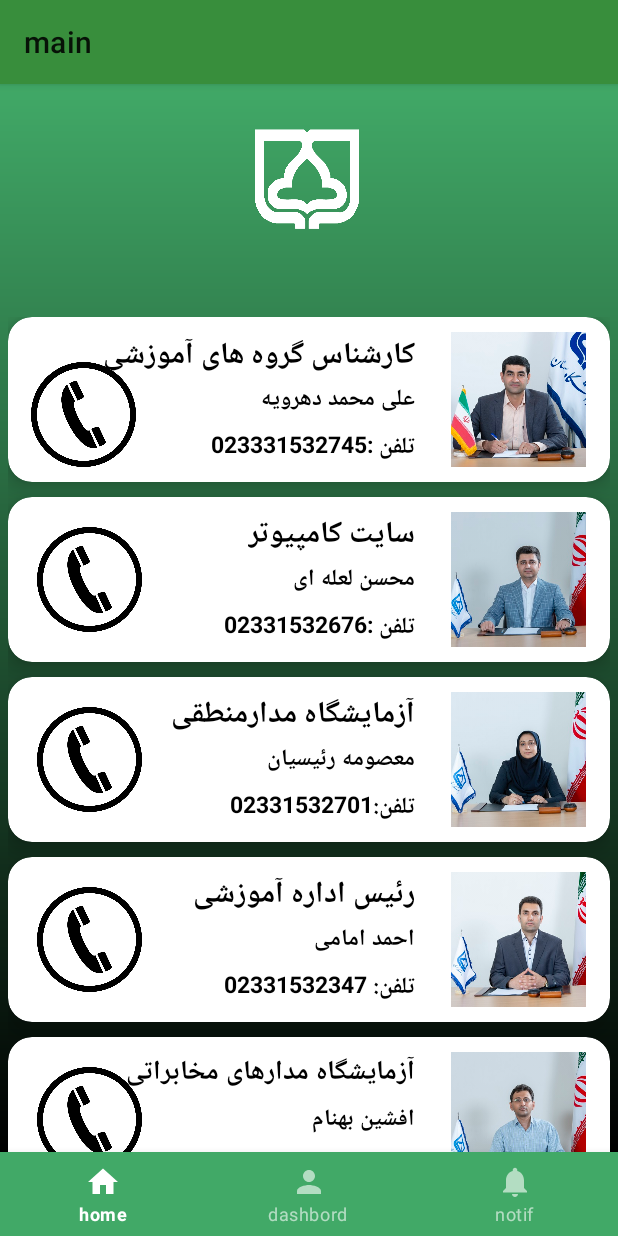
After one commit to Amirft79/semnanuni, an Android app: the PhoneFragment screen opened through its navigation route, on a phone screen of 412 x 824 dp. The commit adds this screen. Run offline under Robolectric (Android 15) with nearby library versions, the phone set to English and light mode, and no system bars; our stand-ins replace navigation-ui.

Commit message:
commit for the PhoneFragment.kt and adding to the navigation

```diff
--- a/app/src/main/java/ir/ac/semnan/golestan/app/mysemnanuni/ui/DashboardFragment.kt
+++ b/app/src/main/java/ir/ac/semnan/golestan/app/mysemnanuni/ui/DashboardFragment.kt
@@ -61,7 +61,9 @@ class DashboardFragment : Fragment() {
             val action=DashboardFragmentDirections.actionDashboardFragmentToInternetFragment()
             navController.navigate(action)
         }
-
-
+        binding.card4.setOnClickListener {
+            val action=DashboardFragmentDirections.actionDashboardFragmentToPhoneFragment()
+            navController.navigate(action)
+        }
     }
 }
--- /dev/null
+++ b/app/src/main/java/ir/ac/semnan/golestan/app/mysemnanuni/ui/PhoneFragment.kt
@@ -0,0 +1,33 @@
+package ir.ac.semnan.golestan.app.mysemnanuni.ui
+
+import android.os.Bundle
+import androidx.fragment.app.Fragment
+import android.view.LayoutInflater
+import android.view.View
+import android.view.ViewGroup
+import ir.ac.semnan.golestan.app.mysemnanuni.R
+import ir.ac.semnan.golestan.app.mysemnanuni.databinding.FragmentPhoneBinding
+
+
+class PhoneFragment : Fragment() {
+
+    private var Binding:FragmentPhoneBinding?=null
+    private val binding get() = Binding!!
+
+
+
+
+    override fun onCreate(savedInstanceState: Bundle?) {
+        super.onCreate(savedInstanceState)
+
+    }
+
+    override fun onCreateView(
+        inflater: LayoutInflater, container: ViewGroup?,
+        savedInstanceState: Bundle?
+    ): View? {
+        Binding= FragmentPhoneBinding.inflate(layoutInflater)
+        return binding.root
+    }
+
+}
--- /dev/null
+++ b/app/src/main/res/layout/fragment_phone.xml
@@ -0,0 +1,418 @@
+<?xml version="1.0" encoding="utf-8"?>
+<FrameLayout xmlns:android="http://schemas.android.com/apk/res/android"
+    xmlns:tools="http://schemas.android.com/tools"
+    android:layout_width="match_parent"
+    android:layout_height="match_parent"
+    xmlns:app="http://schemas.android.com/apk/res-auto"
+    android:background="@drawable/main_shape_geradiant"
+    tools:context=".ui.PhoneFragment">
+
+    <androidx.constraintlayout.widget.ConstraintLayout
+        android:layout_width="match_parent"
+        android:layout_height="match_parent">
+
+        <ImageView
+            android:id="@+id/iv_logo"
+            android:layout_width="150dp"
+            android:layout_height="150dp"
+            android:src="@drawable/into_semnan_uni"
+            app:layout_constraintStart_toStartOf="parent"
+            app:layout_constraintEnd_toEndOf="parent"
+            app:layout_constraintTop_toTopOf="parent">
+        </ImageView>
+        <androidx.core.widget.NestedScrollView
+            android:layout_width="match_parent"
+            android:layout_height="0dp"
+            app:layout_constraintStart_toStartOf="parent"
+            app:layout_constraintEnd_toEndOf="parent"
+            app:layout_constraintBottom_toBottomOf="parent"
+            app:layout_constraintTop_toBottomOf="@id/iv_logo">
+            <LinearLayout
+                android:layout_width="match_parent"
+                android:layout_height="0dp"
+                android:padding="5dp"
+                android:orientation="vertical">
+                <androidx.cardview.widget.CardView
+                    android:layout_width="match_parent"
+                    android:layout_height="110dp"
+                    app:cardCornerRadius="16dp"
+                    app:cardElevation="8dp">
+                    <androidx.constraintlayout.widget.ConstraintLayout
+                        android:layout_width="match_parent"
+                        android:layout_height="match_parent">
+
+                        <ImageView
+                            android:id="@+id/imageView1"
+                            android:layout_width="90dp"
+                            android:layout_height="90dp"
+                            android:layout_marginEnd="16dp"
+                            android:src="@drawable/staff_dehroie"
+                            app:layout_constraintBottom_toBottomOf="parent"
+                            app:layout_constraintEnd_toEndOf="parent"
+                            app:layout_constraintTop_toTopOf="parent">
+                        </ImageView>
+
+                        <TextView
+                            android:id="@+id/tv_intro_1"
+                            android:layout_width="wrap_content"
+                            android:layout_height="wrap_content"
+                            android:layout_marginEnd="24dp"
+                            android:text="کارشناس گروه های آموزشی"
+                            android:textColor="#000000"
+                            android:textSize="20sp"
+                            android:textStyle="bold"
+                            app:layout_constraintBottom_toBottomOf="parent"
+                            app:layout_constraintEnd_toStartOf="@+id/imageView1"
+                            app:layout_constraintTop_toTopOf="parent"
+                            app:layout_constraintVertical_bias="0.121"></TextView>
+
+                        <TextView
+                            android:id="@+id/tv_intro_2"
+                            android:layout_width="wrap_content"
+                            android:layout_height="wrap_content"
+                            android:layout_marginEnd="24dp"
+                            android:text="علی محمد دهرویه"
+                            android:textColor="#000000"
+                            android:textSize="15sp"
+                            android:textStyle="bold"
+                            app:layout_constraintBottom_toBottomOf="parent"
+                            app:layout_constraintEnd_toStartOf="@+id/imageView1"
+                            app:layout_constraintTop_toTopOf="parent"></TextView>
+
+                        <TextView
+                            android:id="@+id/tv_intro_3"
+                            android:layout_width="wrap_content"
+                            android:layout_height="wrap_content"
+                            android:layout_marginEnd="24dp"
+                            android:text="تلفن :023331532745"
+                            android:textColor="#000000"
+                            android:textSize="15sp"
+                            android:textStyle="bold"
+                            app:layout_constraintBottom_toBottomOf="parent"
+                            app:layout_constraintEnd_toStartOf="@+id/imageView1"
+                            app:layout_constraintTop_toTopOf="parent"
+                            app:layout_constraintVertical_bias="0.888">
+                        </TextView>
+
+                        <ImageView
+                            android:id="@+id/imageView_1"
+                            android:layout_width="70dp"
+                            android:layout_height="70dp"
+                            android:layout_marginEnd="316dp"
+                            android:src="@drawable/phone"
+                            app:layout_constraintBottom_toBottomOf="parent"
+                            app:layout_constraintEnd_toEndOf="parent"
+                            app:layout_constraintTop_toTopOf="parent"
+                            app:layout_constraintVertical_bias="0.75"></ImageView>
+                    </androidx.constraintlayout.widget.ConstraintLayout>
+                </androidx.cardview.widget.CardView>
+                <androidx.cardview.widget.CardView
+                    android:layout_width="match_parent"
+                    android:layout_height="110dp"
+                    app:cardCornerRadius="16dp"
+                    android:layout_marginTop="10dp"
+                    app:cardElevation="8dp">
+                    <androidx.constraintlayout.widget.ConstraintLayout
+                        android:layout_width="match_parent"
+                        android:layout_height="match_parent">
+
+                        <ImageView
+                            android:id="@+id/imageView22"
+                            android:layout_width="90dp"
+                            android:layout_height="90dp"
+                            android:layout_marginEnd="16dp"
+                            android:src="@drawable/staff_laleie"
+                            app:layout_constraintBottom_toBottomOf="parent"
+                            app:layout_constraintEnd_toEndOf="parent"
+                            app:layout_constraintTop_toTopOf="parent">
+                        </ImageView>
+
+                        <TextView
+                            android:id="@+id/tv_intro_22"
+                            android:layout_width="wrap_content"
+                            android:layout_height="wrap_content"
+                            android:layout_marginEnd="24dp"
+                            android:text="سایت کامپیوتر"
+                            android:textColor="#000000"
+                            android:textSize="20sp"
+                            android:textStyle="bold"
+                            app:layout_constraintBottom_toBottomOf="parent"
+                            app:layout_constraintEnd_toStartOf="@+id/imageView22"
+                            app:layout_constraintTop_toTopOf="parent"
+                            app:layout_constraintVertical_bias="0.111">
+                        </TextView>
+
+                        <TextView
+                            android:id="@+id/tv_intro23"
+                            android:layout_width="wrap_content"
+                            android:layout_height="wrap_content"
+                            android:layout_marginEnd="24dp"
+                            android:text="محسن لعله ای"
+                            android:textColor="#000000"
+                            android:textSize="15sp"
+                            android:textStyle="bold"
+                            app:layout_constraintBottom_toBottomOf="parent"
+                            app:layout_constraintEnd_toStartOf="@+id/imageView22"
+                            app:layout_constraintTop_toTopOf="parent"></TextView>
+
+                        <TextView
+                            android:id="@+id/tv_intro24"
+                            android:layout_width="wrap_content"
+                            android:layout_height="wrap_content"
+                            android:layout_marginEnd="24dp"
+                            android:text="تلفن :02331532676"
+                            android:textColor="#000000"
+                            android:textSize="15sp"
+                            android:textStyle="bold"
+                            app:layout_constraintBottom_toBottomOf="parent"
+                            app:layout_constraintEnd_toStartOf="@+id/imageView22"
+                            app:layout_constraintTop_toTopOf="parent"
+                            app:layout_constraintVertical_bias="0.888">
+                        </TextView>
+
+                        <ImageView
+                            android:id="@+id/imageView23"
+                            android:layout_width="70dp"
+                            android:layout_height="70dp"
+                            android:layout_marginEnd="312dp"
+                            android:src="@drawable/phone"
+                            app:layout_constraintBottom_toBottomOf="parent"
+                            app:layout_constraintEnd_toEndOf="parent"
+                            app:layout_constraintTop_toTopOf="parent"></ImageView>
+                    </androidx.constraintlayout.widget.ConstraintLayout>
+                </androidx.cardview.widget.CardView>
+                <androidx.cardview.widget.CardView
+                    android:layout_width="match_parent"
+                    android:layout_height="110dp"
+                    app:cardCornerRadius="16dp"
+                    android:layout_marginTop="10dp"
+                    app:cardElevation="8dp">
+                    <androidx.constraintlayout.widget.ConstraintLayout
+                        android:layout_width="match_parent"
+                        android:layout_height="match_parent">
+
+                        <ImageView
+                            android:id="@+id/imageView24"
+                            android:layout_width="90dp"
+                            android:layout_height="90dp"
+                            android:layout_marginEnd="16dp"
+                            android:src="@drawable/staff_reisian"
+                            app:layout_constraintBottom_toBottomOf="parent"
+                            app:layout_constraintEnd_toEndOf="parent"
+                            app:layout_constraintTop_toTopOf="parent">
+                        </ImageView>
+
+                        <TextView
+                            android:id="@+id/tv_intro25"
+                            android:layout_width="wrap_content"
+                            android:layout_height="wrap_content"
+                            android:layout_marginEnd="24dp"
+                            android:text="آزمایشگاه مدارمنطقی"
+                            android:textColor="#000000"
+                            android:textSize="20sp"
+                            android:textStyle="bold"
+                            app:layout_constraintBottom_toBottomOf="parent"
+                            app:layout_constraintEnd_toStartOf="@+id/imageView24"
+                            app:layout_constraintTop_toTopOf="parent"
+                            app:layout_constraintVertical_bias="0.111">
+                        </TextView>
+
+                        <TextView
+                            android:id="@+id/tv_intro26"
+                            android:layout_width="wrap_content"
+                            android:layout_height="wrap_content"
+                            android:layout_marginEnd="24dp"
+                            android:text="معصومه رئیسیان"
+                            android:textColor="#000000"
+                            android:textSize="15sp"
+                            android:textStyle="bold"
+                            app:layout_constraintBottom_toBottomOf="parent"
+                            app:layout_constraintEnd_toStartOf="@+id/imageView24"
+                            app:layout_constraintTop_toTopOf="parent"></TextView>
+
+                        <TextView
+                            android:id="@+id/tv_intro27"
+                            android:layout_width="wrap_content"
+                            android:layout_height="wrap_content"
+                            android:layout_marginEnd="24dp"
+                            android:text="تلفن:02331532701"
+                            android:textColor="#000000"
+                            android:textSize="15sp"
+                            android:textStyle="bold"
+                            app:layout_constraintBottom_toBottomOf="parent"
+                            app:layout_constraintEnd_toStartOf="@+id/imageView24"
+                            app:layout_constraintTop_toTopOf="parent"
+                            app:layout_constraintVertical_bias="0.888">
+                        </TextView>
+
+                        <ImageView
+                            android:id="@+id/imageView28"
+                            android:layout_width="70dp"
+                            android:layout_height="70dp"
+                            android:layout_marginEnd="312dp"
+                            android:src="@drawable/phone"
+                            app:layout_constraintBottom_toBottomOf="parent"
+                            app:layout_constraintEnd_toEndOf="parent"
+                            app:layout_constraintTop_toTopOf="parent"></ImageView>
+                    </androidx.constraintlayout.widget.ConstraintLayout>
+                </androidx.cardview.widget.CardView>
+
+                <androidx.cardview.widget.CardView
+                    android:layout_width="match_parent"
+                    android:layout_height="110dp"
+                    app:cardCornerRadius="16dp"
+                    android:layout_marginTop="10dp"
+                    app:cardElevation="8dp">
+                    <androidx.constraintlayout.widget.ConstraintLayout
+                        android:layout_width="match_parent"
+                        android:layout_height="match_parent">
+
+                        <ImageView
+                            android:id="@+id/imageView25"
+                            android:layout_width="90dp"
+                            android:layout_height="90dp"
+                            android:layout_marginEnd="16dp"
+                            android:src="@drawable/staff_emami"
+                            app:layout_constraintBottom_toBottomOf="parent"
+                            app:layout_constraintEnd_toEndOf="parent"
+                            app:layout_constraintTop_toTopOf="parent">
+                        </ImageView>
+
+                        <TextView
+                            android:id="@+id/tv_intro_11"
+                            android:layout_width="wrap_content"
+                            android:layout_height="wrap_content"
+                            android:layout_marginEnd="24dp"
+                            android:text="رئیس اداره آموزشی"
+                            android:textColor="#000000"
+                            android:textSize="20sp"
+                            android:textStyle="bold"
+                            app:layout_constraintBottom_toBottomOf="parent"
+                            app:layout_constraintEnd_toStartOf="@+id/imageView25"
+                            app:layout_constraintTop_toTopOf="parent"
+                            app:layout_constraintVertical_bias="0.111"></TextView>
+
+                        <TextView
+                            android:id="@+id/tv_intro12"
+                            android:layout_width="wrap_content"
+                            android:layout_height="wrap_content"
+                            android:layout_marginEnd="24dp"
+                            android:text="احمد امامی"
+                            android:textColor="#000000"
+                            android:textSize="15sp"
+                            android:textStyle="bold"
+                            app:layout_constraintBottom_toBottomOf="parent"
+                            app:layout_constraintEnd_toStartOf="@+id/imageView25"
+                            app:layout_constraintTop_toTopOf="parent"></TextView>
+
+                        <TextView
+                            android:id="@+id/tv_intro13"
+                            android:layout_width="wrap_content"
+                            android:layout_height="wrap_content"
+                            android:layout_marginEnd="24dp"
+                            android:text="تلفن: 02331532347"
+                            android:textColor="#000000"
+                            android:textSize="15sp"
+                            android:textStyle="bold"
+                            app:layout_constraintBottom_toBottomOf="parent"
+                            app:layout_constraintEnd_toStartOf="@+id/imageView25"
+                            app:layout_constraintTop_toTopOf="parent"
+                            app:layout_constraintVertical_bias="0.888">
+                        </TextView>
+
+                        <ImageView
+                            android:id="@+id/imageView30"
+                            android:layout_width="70dp"
+                            android:layout_height="70dp"
+                            android:layout_marginEnd="312dp"
+                            android:src="@drawable/phone"
+                            app:layout_constraintBottom_toBottomOf="parent"
+                            app:layout_constraintEnd_toEndOf="parent"
+                            app:layout_constraintTop_toTopOf="parent"></ImageView>
+                    </androidx.constraintlayout.widget.ConstraintLayout>
+                </androidx.cardview.widget.CardView>
+
+                <androidx.cardview.widget.CardView
+                    android:layout_width="match_parent"
+                    android:layout_height="110dp"
+                    app:cardCornerRadius="16dp"
+                    android:layout_marginTop="10dp"
+                    app:cardElevation="8dp">
+                    <androidx.constraintlayout.widget.ConstraintLayout
+                        android:layout_width="match_parent"
+                        android:layout_height="match_parent">
+
+                        <ImageView
+                            android:id="@+id/imageView"
+                            android:layout_width="90dp"
+                            android:layout_height="90dp"
+                            android:layout_marginEnd="16dp"
+                            android:src="@drawable/staff_behnam"
+                            app:layout_constraintBottom_toBottomOf="parent"
+                            app:layout_constraintEnd_toEndOf="parent"
+                            app:layout_constraintTop_toTopOf="parent">
+                        </ImageView>
+
+                        <TextView
+                            android:id="@+id/tv_intro"
+                            android:layout_width="wrap_content"
+                            android:layout_height="wrap_content"
+                            android:layout_marginEnd="24dp"
+                            android:text="آزمایشگاه مدارهای مخابراتی"
+                            android:textColor="#000000"
+                            android:textSize="18sp"
+                            android:textStyle="bold"
+                            app:layout_constraintBottom_toBottomOf="parent"
+                            app:layout_constraintEnd_toStartOf="@+id/imageView"
+                            app:layout_constraintTop_toTopOf="parent"
+                            app:layout_constraintVertical_bias="0.111"></TextView>
+
+                        <TextView
+                            android:id="@+id/tv_intro2"
+                            android:layout_width="wrap_content"
+                            android:layout_height="wrap_content"
+                            android:layout_marginEnd="24dp"
+                            android:text="افشین بهنام"
+                            android:textColor="#000000"
+                            android:textSize="15sp"
+                            android:textStyle="bold"
+                            app:layout_constraintBottom_toBottomOf="parent"
+                            app:layout_constraintEnd_toStartOf="@+id/imageView"
+                            app:layout_constraintTop_toTopOf="parent"></TextView>
+
+                        <TextView
+                            android:id="@+id/tv_intro3"
+                            android:layout_width="wrap_content"
+                            android:layout_height="wrap_content"
+                            android:layout_marginEnd="24dp"
+                            android:text="تلفن :31532671"
+                            android:textColor="#000000"
+                            android:textSize="15sp"
+                            android:textStyle="bold"
+                            app:layout_constraintBottom_toBottomOf="parent"
+                            app:layout_constraintEnd_toStartOf="@+id/imageView"
+                            app:layout_constraintTop_toTopOf="parent"
+                            app:layout_constraintVertical_bias="0.888">
+                        </TextView>
+
+                        <ImageView
+                            android:id="@+id/imageView2"
+                            android:layout_width="70dp"
+                            android:layout_height="70dp"
+                            android:layout_marginEnd="312dp"
+                            android:src="@drawable/phone"
+                            app:layout_constraintBottom_toBottomOf="parent"
+                            app:layout_constraintEnd_toEndOf="parent"
+                            app:layout_constraintTop_toTopOf="parent"></ImageView>
+                    </androidx.constraintlayout.widget.ConstraintLayout>
+                </androidx.cardview.widget.CardView>
+
+
+
+            </LinearLayout>
+        </androidx.core.widget.NestedScrollView>
+    </androidx.constraintlayout.widget.ConstraintLayout>
+
+
+
+</FrameLayout>
--- a/app/src/main/res/navigation/main_navigation.xml
+++ b/app/src/main/res/navigation/main_navigation.xml
@@ -33,6 +33,9 @@
         <action
             android:id="@+id/action_dashboardFragment_to_internetFragment"
             app:destination="@id/internetFragment" />
+        <action
+            android:id="@+id/action_dashboardFragment_to_phoneFragment"
+            app:destination="@id/phoneFragment" />
     </fragment>
     <fragment
         android:id="@+id/notifictionFragment"
@@ -125,4 +128,13 @@
             android:id="@+id/action_internetFragment_to_dashboardFragment"
             app:destination="@id/dashboardFragment" />
     </fragment>
+    <fragment
+        android:id="@+id/phoneFragment"
+        android:name="ir.ac.semnan.golestan.app.mysemnanuni.ui.PhoneFragment"
+        android:label="fragment_phone"
+        tools:layout="@layout/fragment_phone" >
+        <action
+            android:id="@+id/action_phoneFragment_to_dashboardFragment"
+            app:destination="@id/dashboardFragment" />
+    </fragment>
 </navigation>
```
Also changed, not shown: app/src/main/res/drawable/staff_behnam.jpg (added), app/src/main/res/drawable/staff_dehroie.jpg (added), app/src/main/res/drawable/staff_emami.jpg (added), app/src/main/res/drawable/staff_laleie.jpg (added), app/src/main/res/drawable/staff_reisian.jpg (added).
